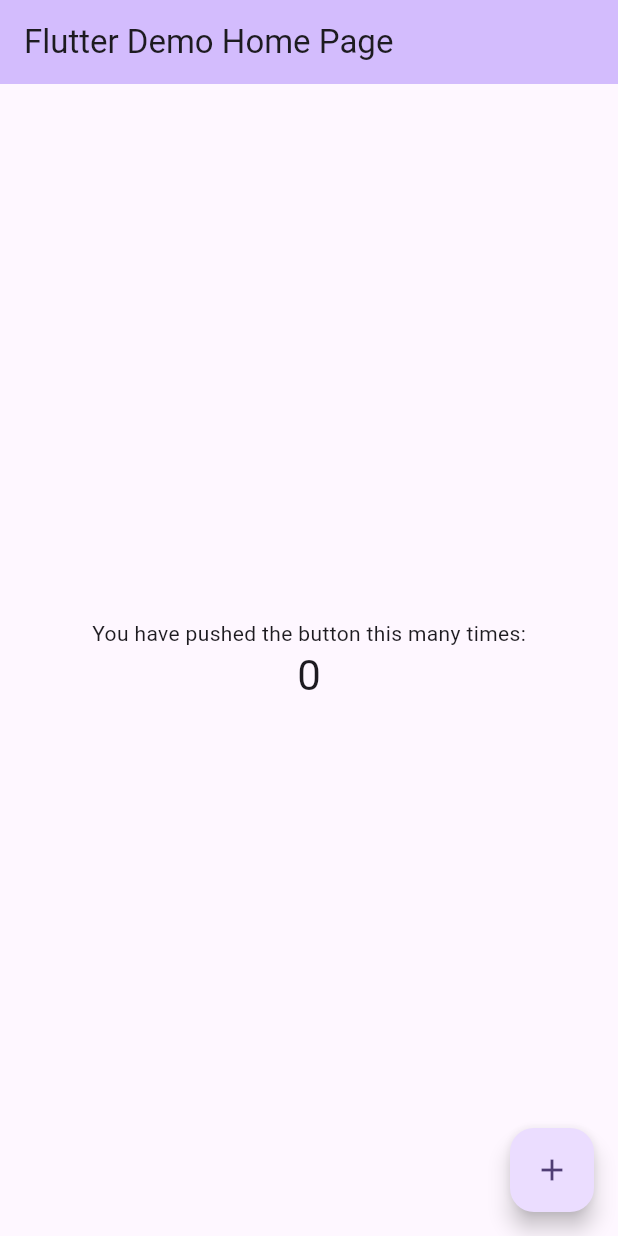
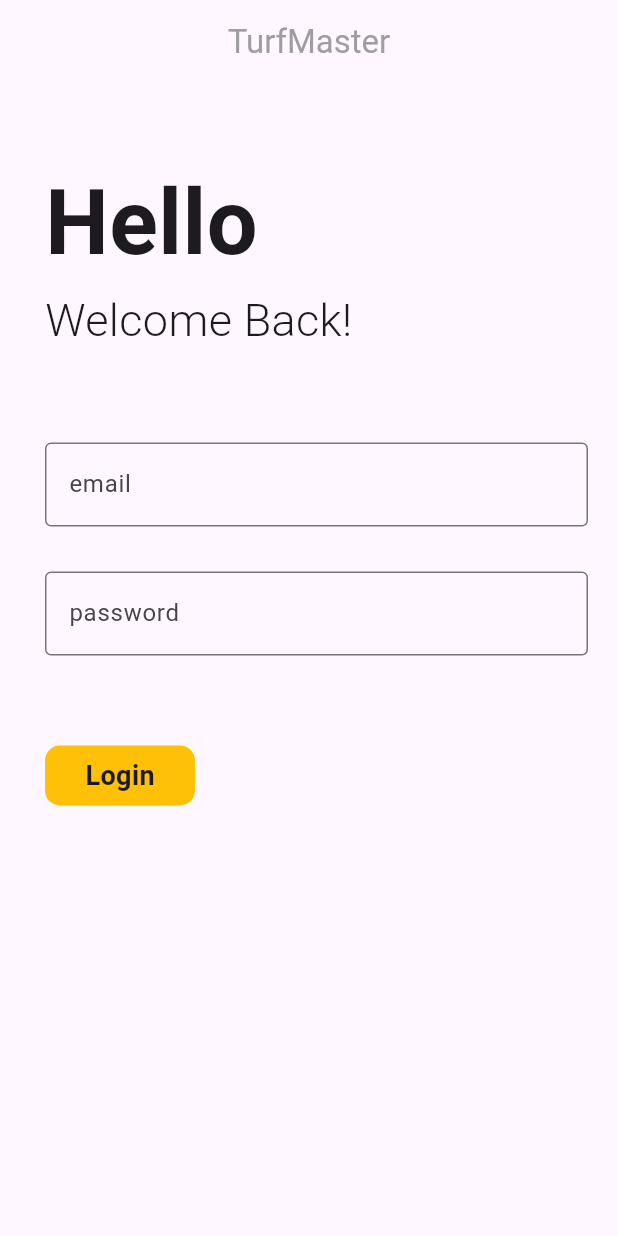
Before and after one commit to anujpandeyy/TurfMaster, a Flutter app: the screen it shows after launch, on a phone screen of 412 x 824 dp. Run offline on Flutter 3.47's test engine with Material 3 defaults, Android fonts, the light colour scheme and no system bars.

Commit message:
added login page

```diff
--- a/lib/main.dart
+++ b/lib/main.dart
@@ -1,122 +1,14 @@
 import 'package:flutter/material.dart';
+import 'package:turf_app/views/login_page.dart';
 
 void main() {
-  runApp(const MyApp());
+  runApp(MyApp());
 }
 
 class MyApp extends StatelessWidget {
   const MyApp({super.key});
-
-  // This widget is the root of your application.
   @override
   Widget build(BuildContext context) {
-    return MaterialApp(
-      title: 'Flutter Demo',
-      theme: ThemeData(
-        // This is the theme of your application.
-        //
-        // TRY THIS: Try running your application with "flutter run". You'll see
-        // the application has a purple toolbar. Then, without quitting the app,
-        // try changing the seedColor in the colorScheme below to Colors.green
-        // and then invoke "hot reload" (save your changes or press the "hot
-        // reload" button in a Flutter-supported IDE, or press "r" if you used
-        // the command line to start the app).
-        //
-        // Notice that the counter didn't reset back to zero; the application
-        // state is not lost during the reload. To reset the state, use hot
-        // restart instead.
-        //
-        // This works for code too, not just values: Most code changes can be
-        // tested with just a hot reload.
-        colorScheme: ColorScheme.fromSeed(seedColor: Colors.deepPurple),
-      ),
-      home: const MyHomePage(title: 'Flutter Demo Home Page'),
-    );
+    return (MaterialApp(debugShowCheckedModeBanner: false, home: LoginPage()));
   }
 }
-
-class MyHomePage extends StatefulWidget {
-  const MyHomePage({super.key, required this.title});
-
-  // This widget is the home page of your application. It is stateful, meaning
-  // that it has a State object (defined below) that contains fields that affect
-  // how it looks.
-
-  // This class is the configuration for the state. It holds the values (in this
-  // case the title) provided by the parent (in this case the App widget) and
-  // used by the build method of the State. Fields in a Widget subclass are
-  // always marked "final".
-
-  final String title;
-
-  @override
-  State<MyHomePage> createState() => _MyHomePageState();
-}
-
-class _MyHomePageState extends State<MyHomePage> {
-  int _counter = 0;
-
-  void _incrementCounter() {
-    setState(() {
-      // This call to setState tells the Flutter framework that something has
-      // changed in this State, which causes it to rerun the build method below
-      // so that the display can reflect the updated values. If we changed
-      // _counter without calling setState(), then the build method would not be
-      // called again, and so nothing would appear to happen.
-      _counter++;
-    });
-  }
-
-  @override
-  Widget build(BuildContext context) {
-    // This method is rerun every time setState is called, for instance as done
-    // by the _incrementCounter method above.
-    //
-    // The Flutter framework has been optimized to make rerunning build methods
-    // fast, so that you can just rebuild anything that needs updating rather
-    // than having to individually change instances of widgets.
-    return Scaffold(
-      appBar: AppBar(
-        // TRY THIS: Try changing the color here to a specific color (to
-        // Colors.amber, perhaps?) and trigger a hot reload to see the AppBar
-        // change color while the other colors stay the same.
-        backgroundColor: Theme.of(context).colorScheme.inversePrimary,
-        // Here we take the value from the MyHomePage object that was created by
-        // the App.build method, and use it to set our appbar title.
-        title: Text(widget.title),
-      ),
-      body: Center(
-        // Center is a layout widget. It takes a single child and positions it
-        // in the middle of the parent.
-        child: Column(
-          // Column is also a layout widget. It takes a list of children and
-          // arranges them vertically. By default, it sizes itself to fit its
-          // children horizontally, and tries to be as tall as its parent.
-          //
-          // Column has various properties to control how it sizes itself and
-          // how it positions its children. Here we use mainAxisAlignment to
-          // center the children vertically; the main axis here is the vertical
-          // axis because Columns are vertical (the cross axis would be
-          // horizontal).
-          //
-          // TRY THIS: Invoke "debug painting" (choose the "Toggle Debug Paint"
-          // action in the IDE, or press "p" in the console), to see the
-          // wireframe for each widget.
-          mainAxisAlignment: MainAxisAlignment.center,
-          children: <Widget>[
-            const Text('You have pushed the button this many times:'),
-            Text(
-              '$_counter',
-              style: Theme.of(context).textTheme.headlineMedium,
-            ),
-          ],
-        ),
-      ),
-      floatingActionButton: FloatingActionButton(
-        onPressed: _incrementCounter,
-        tooltip: 'Increment',
-        child: const Icon(Icons.add),
-      ), // This trailing comma makes auto-formatting nicer for build methods.
-    );
-  }
-}
--- /dev/null
+++ b/lib/views/home_page.dart
@@ -0,0 +1,10 @@
+import 'package:flutter/material.dart';
+
+class HomePage extends StatelessWidget {
+  const HomePage({super.key});
+
+  @override
+  Widget build(BuildContext context) {
+    return const Placeholder();
+  }
+}
--- /dev/null
+++ b/lib/views/login_page.dart
@@ -0,0 +1,72 @@
+import 'package:flutter/material.dart';
+import 'package:turf_app/views/home_page.dart';
+import 'package:turf_app/widgets/button.dart';
+
+class LoginPage extends StatelessWidget {
+  const LoginPage({super.key});
+  @override
+  Widget build(BuildContext context) {
+    return (Scaffold(
+      appBar: AppBar(
+        title: Text('TurfMaster', style: TextStyle(color: Colors.grey)),
+        centerTitle: true,
+      ),
+      body: SingleChildScrollView(
+        child: Column(
+          crossAxisAlignment: CrossAxisAlignment.start,
+          children: [
+            Padding(
+              padding: const EdgeInsets.only(left: 30, top: 50),
+              child: Text(
+                'Hello',
+                style: TextStyle(fontSize: 60, fontWeight: FontWeight.bold),
+              ),
+            ),
+            Padding(
+              padding: EdgeInsets.only(left: 30),
+              child: Text(
+                'Welcome Back!',
+                style: TextStyle(fontSize: 30, fontWeight: FontWeight.w300),
+              ),
+            ),
+            SizedBox(height: 60),
+            Padding(
+              padding: EdgeInsets.only(left: 30, right: 20),
+              child: TextField(
+                decoration: InputDecoration(
+                  labelText: 'email',
+                  border: OutlineInputBorder(),
+                ),
+              ),
+            ),
+            SizedBox(height: 30),
+            Padding(
+              padding: EdgeInsets.only(left: 30, right: 20),
+              child: TextField(
+                decoration: InputDecoration(
+                  labelText: 'password',
+                  border: OutlineInputBorder(),
+                ),
+                obscureText: true,
+              ),
+            ),
+            SizedBox(height: 60),
+            Padding(
+              padding: const EdgeInsets.only(left: 30.0),
+              child: Button(
+                text: 'Login',
+                onPressesd: () {
+                  Navigator.push(
+                    context,
+                    MaterialPageRoute(builder: (context) => HomePage()),
+                  );
+                },
+                color: Colors.amber,
+              ),
+            ),
+          ],
+        ),
+      ),
+    ));
+  }
+}
--- /dev/null
+++ b/lib/widgets/button.dart
@@ -0,0 +1,34 @@
+import 'package:flutter/material.dart';
+
+class Button extends StatelessWidget {
+  final String text;
+  final VoidCallback onPressesd;
+  final Color color;
+  const Button({
+    super.key,
+    required this.text,
+    required this.onPressesd,
+    required this.color,
+  });
+  @override
+  Widget build(BuildContext context) {
+    return GestureDetector(
+      onTap: onPressesd,
+      child: (Container(
+        height: 40,
+        width: 100,
+        decoration: BoxDecoration(
+          color: color,
+          borderRadius: BorderRadius.circular(10),
+        ),
+
+        child: Center(
+          child: Text(
+            text,
+            style: TextStyle(fontSize: 18, fontWeight: FontWeight.bold),
+          ),
+        ),
+      )),
+    );
+  }
+}
```
